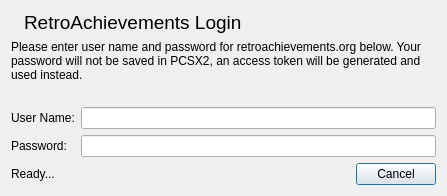
This is pcsx2-qt/Settings/AchievementLoginDialog.ui in SgtBilko76/ARMSX2-Quest as Qt 5 draws it before an edit. The edited form follows.
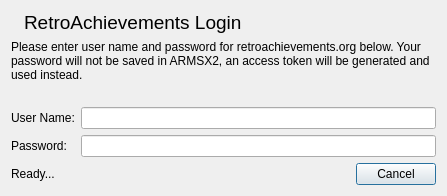
This is the edited form. Icons and pictures are not drawn.

Commit message: Rebrand user-facing PCSX2 references to ARMSX2; fix Help menu

```diff
--- a/pcsx2-qt/Settings/AchievementLoginDialog.ui
+++ b/pcsx2-qt/Settings/AchievementLoginDialog.ui
@@ -53,7 +53,7 @@
    <item>
     <widget class="QLabel" name="instructionText">
      <property name="text">
-      <string>Please enter user name and password for retroachievements.org below. Your password will not be saved in PCSX2, an access token will be generated and used instead.</string>
+      <string>Please enter user name and password for retroachievements.org below. Your password will not be saved in ARMSX2, an access token will be generated and used instead.</string>
      </property>
      <property name="wordWrap">
       <bool>true</bool>
```
The commit also changes 33 other files.
